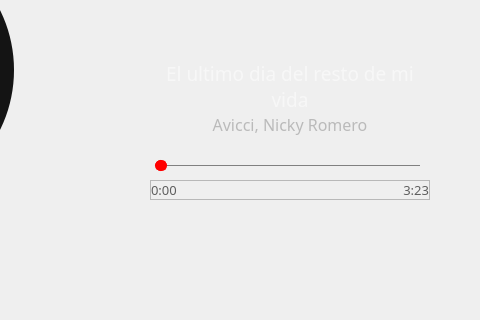
The window that GUI_WIDGETS/Dashboard/dashboard.ui (PortiESP/PortiOS) describes before a commit, drawn with Qt 5; both pictures show x 320 to 800 and y 160 to 480 of the 800 by 480 pixel window.
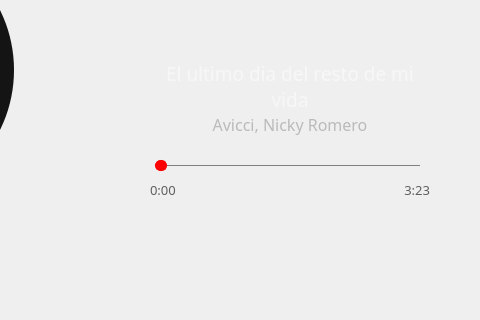
The same window after the commit. Icons and pictures are not drawn.

Diff of the .ui file:
```diff
--- a/GUI_WIDGETS/Dashboard/dashboard.ui
+++ b/GUI_WIDGETS/Dashboard/dashboard.ui
@@ -404,7 +404,8 @@
         </size>
        </property>
        <property name="styleSheet">
-        <string notr="true">color: rgb(94, 94, 94);</string>
+        <string notr="true">color: rgb(94, 94, 94);
+border:none;</string>
        </property>
        <property name="frameShape">
         <enum>QFrame::StyledPanel</enum>
```
